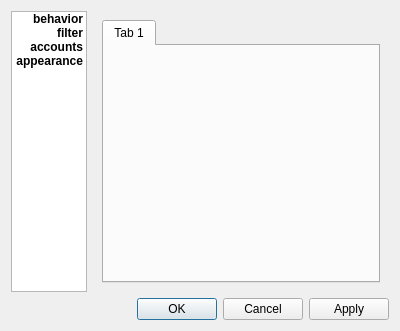
Above: gui/preferences.ui from dodo/blain before the change. Below: the same form after it.
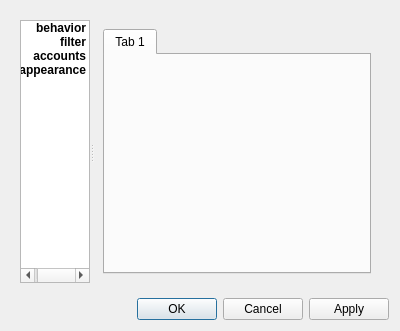
That is the form after the change.

Commit message: add splitter in preferenes gui

```diff
--- a/gui/preferences.ui
+++ b/gui/preferences.ui
@@ -15,12 +15,29 @@
   </property>
   <layout class="QVBoxLayout" name="verticalLayout">
    <item>
+    <widget class="QWidget" name="widget" native="true">
+     <property name="sizePolicy">
+      <sizepolicy hsizetype="Expanding" vsizetype="Preferred">
+       <horstretch>0</horstretch>
+       <verstretch>0</verstretch>
+      </sizepolicy>
+     </property>
     <layout class="QHBoxLayout" name="horizontalLayout">
      <item>
+       <widget class="QSplitter" name="splitter">
+        <property name="orientation">
+         <enum>Qt::Horizontal</enum>
+        </property>
       <widget class="QListWidget" name="listWidget">
+         <property name="sizePolicy">
+          <sizepolicy hsizetype="Preferred" vsizetype="Preferred">
+           <horstretch>1</horstretch>
+           <verstretch>0</verstretch>
+          </sizepolicy>
+         </property>
        <property name="maximumSize">
         <size>
-         <width>77</width>
+           <width>16777215</width>
          <height>16777215</height>
         </size>
        </property>
@@ -84,9 +101,13 @@
         </property>
        </item>
       </widget>
-     </item>
-     <item>
       <widget class="QStackedWidget" name="stackedWidget">
+         <property name="sizePolicy">
+          <sizepolicy hsizetype="Expanding" vsizetype="Expanding">
+           <horstretch>0</horstretch>
+           <verstretch>0</verstretch>
+          </sizepolicy>
+         </property>
        <property name="currentIndex">
         <number>0</number>
        </property>
@@ -508,21 +529,10 @@
         </layout>
        </widget>
       </widget>
-     </item>
-     <item>
-      <spacer name="verticalSpacer">
-       <property name="orientation">
-        <enum>Qt::Vertical</enum>
-       </property>
-       <property name="sizeHint" stdset="0">
-        <size>
-         <width>0</width>
-         <height>40</height>
-        </size>
-       </property>
-      </spacer>
-     </item>
-    </layout>
+       </widget>
+      </item>
+     </layout>
+    </widget>
    </item>
    <item>
     <layout class="QHBoxLayout" name="horizontalLayout_2">
```
Left out of the diff: 3 changed lines with no effect on the pictures. Lines whose indentation alone changed are shown as unchanged.
